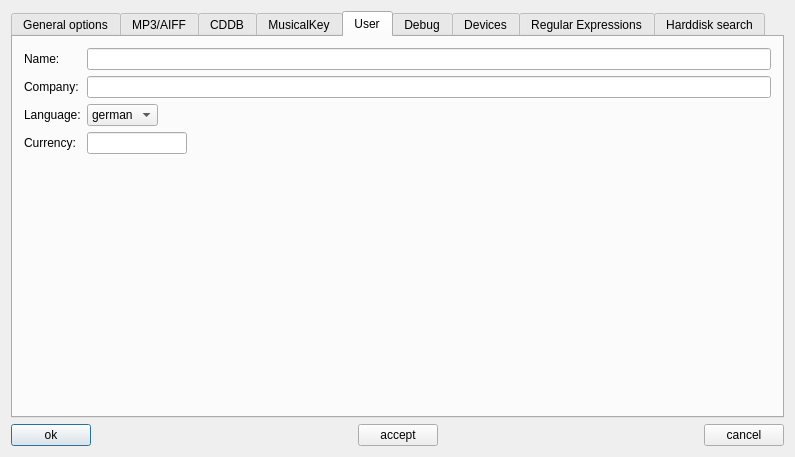
Above: gui/src/properties/properties.ui from pfedick/winmusik before the change. Below: the same form after it.
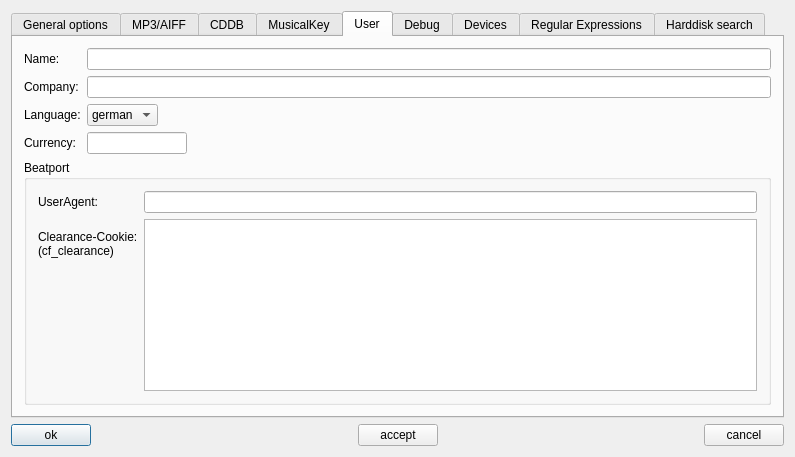
That is the form after the change. The open tabs and pages were chosen to show the change. Icons and pictures are not drawn.

Commit message: Added Cloudflare-Cookie for Beatport

```diff
--- a/gui/src/properties/properties.ui
+++ b/gui/src/properties/properties.ui
@@ -1476,6 +1476,45 @@
          </item>
         </layout>
        </item>
+       <item>
+        <widget class="QGroupBox" name="groupBox_2">
+         <property name="title">
+          <string>Beatport</string>
+         </property>
+         <layout class="QVBoxLayout" name="verticalLayout_14">
+          <item>
+           <layout class="QFormLayout" name="formLayout">
+            <item row="0" column="0">
+             <widget class="QLabel" name="label_3">
+              <property name="text">
+               <string>UserAgent:</string>
+              </property>
+             </widget>
+            </item>
+            <item row="0" column="1">
+             <widget class="QLineEdit" name="beatport_userAgent"/>
+            </item>
+            <item row="1" column="0">
+             <widget class="QLabel" name="label_26">
+              <property name="text">
+               <string>Clearance-Cookie: (cf_clearance)</string>
+              </property>
+              <property name="scaledContents">
+               <bool>false</bool>
+              </property>
+              <property name="wordWrap">
+               <bool>true</bool>
+              </property>
+             </widget>
+            </item>
+            <item row="1" column="1">
+             <widget class="QPlainTextEdit" name="beatport_clearance"/>
+            </item>
+           </layout>
+          </item>
+         </layout>
+        </widget>
+       </item>
        <item>
         <spacer name="verticalSpacer">
          <property name="orientation">
```
Left out of the diff: 4 changed lines with no effect on the pictures. The commit also changes 8 other files.
